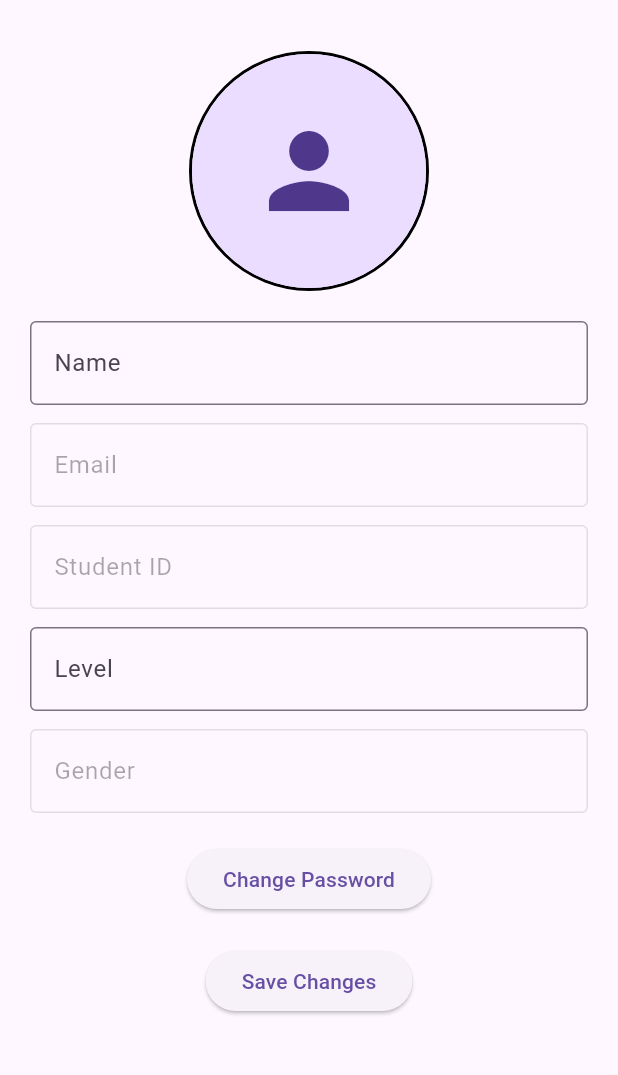
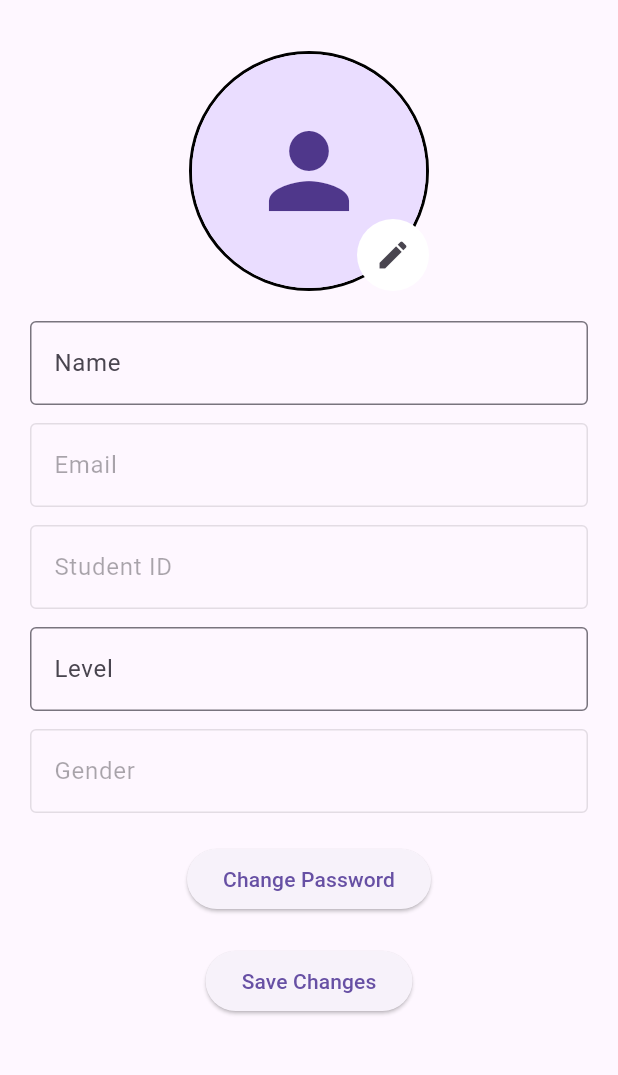
Before and after one commit to Nada126/Students_App, a Flutter app: the edit_page screen opened by its route, on a phone screen of 412 x 824 dp, the part 63-1138 px from its top. Run offline on Flutter 3.47's test engine with Material 3 defaults, Android fonts, the phone set to English and light mode, and no system bars; our stand-ins replace image_picker, shared_preferences, sqflite; accounts and stored records are empty.

Commit message:
modify edit page

```diff
--- a/students/lib/edit_page.dart
+++ b/students/lib/edit_page.dart
@@ -165,7 +165,9 @@ class _EditPageState extends State<edit_page> {
                   onTap: () {
                     _showImageSourceDialog(context);
                   },
-                  child: Container(
+                  child: Stack(
+                    children: [
+                      Container(
                         width: 160,
                         height: 160,
                         decoration: BoxDecoration(
@@ -177,12 +179,31 @@ class _EditPageState extends State<edit_page> {
                         ),
                         child: CircleAvatar(
                           radius: 80,
-                      backgroundImage:
-                          _imageFile != null ? FileImage(_imageFile!) : null,
+                          backgroundImage: _imageFile != null
+                              ? FileImage(_imageFile!)
+                              : null,
                           child: _imageFile == null
                               ? const Icon(Icons.person, size: 80)
                               : null,
                         ),
+                      ),
+                      Positioned(
+                        bottom: 0,
+                        right: 0,
+                        child: Container(
+                          decoration: const BoxDecoration(
+                            shape: BoxShape.circle,
+                            color: Colors.white,
+                          ),
+                          child: IconButton(
+                            icon: const Icon(Icons.edit),
+                            onPressed: () {
+                              _showImageSourceDialog(context);
+                            },
+                          ),
+                        ),
+                      ),
+                    ],
                   ),
                 ),
                 const SizedBox(height: 20),
@@ -295,7 +316,6 @@ class ChangePasswordPage extends StatefulWidget {
 }
 
 class _ChangePasswordPageState extends State<ChangePasswordPage> {
-
   late TextEditingController _passwordController;
   late TextEditingController _newPasswordController;
   late TextEditingController _confirmPasswordController;
@@ -337,19 +357,33 @@ class _ChangePasswordPageState extends State<ChangePasswordPage> {
       return;
     }
 
+    final String newPassword = _newPasswordController.text;
+    final String confirmPassword = _confirmPasswordController.text;
+
+    if (newPassword != confirmPassword) {
+      // New password and confirm password do not match
+      // Display an error message and return without saving changes
+      ScaffoldMessenger.of(context).showSnackBar(
+        const SnackBar(
+          content: Text('Passwords do not match.'),
+        ),
+      );
+      return;
+    }
+
     // Proceed with saving changes since the current password is correct
     final Database db = await _getDatabase();
 
     // Update password in local database
     await db.update(
       'user_data',
-      {'password': _newPasswordController.text},
+      {'password': newPassword},
       where: 'email = ?',
       whereArgs: [userEmail],
     );
 
     // Update password in SharedPreferences
-    prefs.setString('user_password', _newPasswordController.text);
+    prefs.setString('user_password', newPassword);
 
     // Show success message
     ScaffoldMessenger.of(context).showSnackBar(
@@ -443,6 +477,12 @@ class _ChangePasswordPageState extends State<ChangePasswordPage> {
                   },
                 ),
               ),
+              validator: (value) {
+                if (value != _newPasswordController.text) {
+                  return 'Passwords do not match';
+                }
+                return null;
+              },
             ),
             const SizedBox(height: 24),
             ElevatedButton(
@@ -454,5 +494,4 @@ class _ChangePasswordPageState extends State<ChangePasswordPage> {
       ),
     );
   }
-
 }
```
Lines whose indentation alone changed are shown as unchanged.
